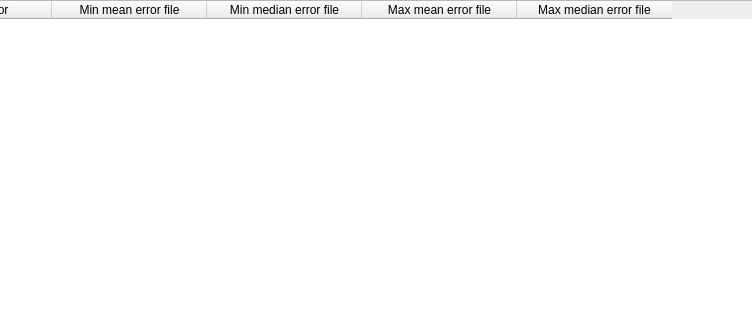
Overseven/audio-markup, file ui/windows/stats_window.ui: the form before one commit; both pictures show x 414 to 1166 and y 0 to 320 of the 1323 by 577 pixel window.
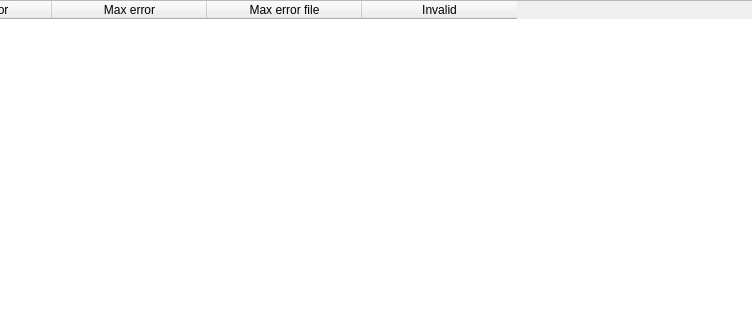
The form after the commit. Custom widgets are drawn as their Qt base class.

Commit message: rename debug js functions, display exec stats

Diff of the .ui file:
```diff
--- a/ui/windows/stats_window.ui
+++ b/ui/windows/stats_window.ui
@@ -99,22 +99,17 @@
        </column>
        <column>
         <property name="text">
-         <string>Min mean error file</string>
+         <string>Max error</string>
         </property>
        </column>
        <column>
         <property name="text">
-         <string>Min median error file</string>
+         <string>Max error file</string>
         </property>
        </column>
        <column>
         <property name="text">
-         <string>Max mean error file</string>
-        </property>
-       </column>
-       <column>
-        <property name="text">
-         <string>Max median error file</string>
+         <string>Invalid</string>
         </property>
        </column>
       </widget>
```
The commit also changes 35 other files.
